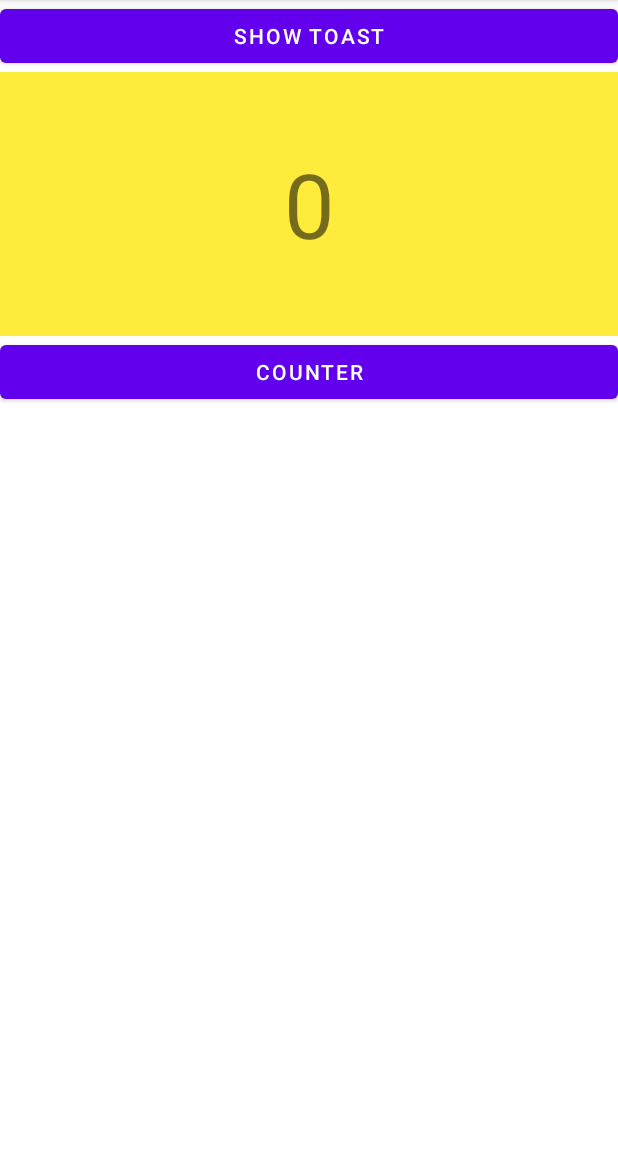
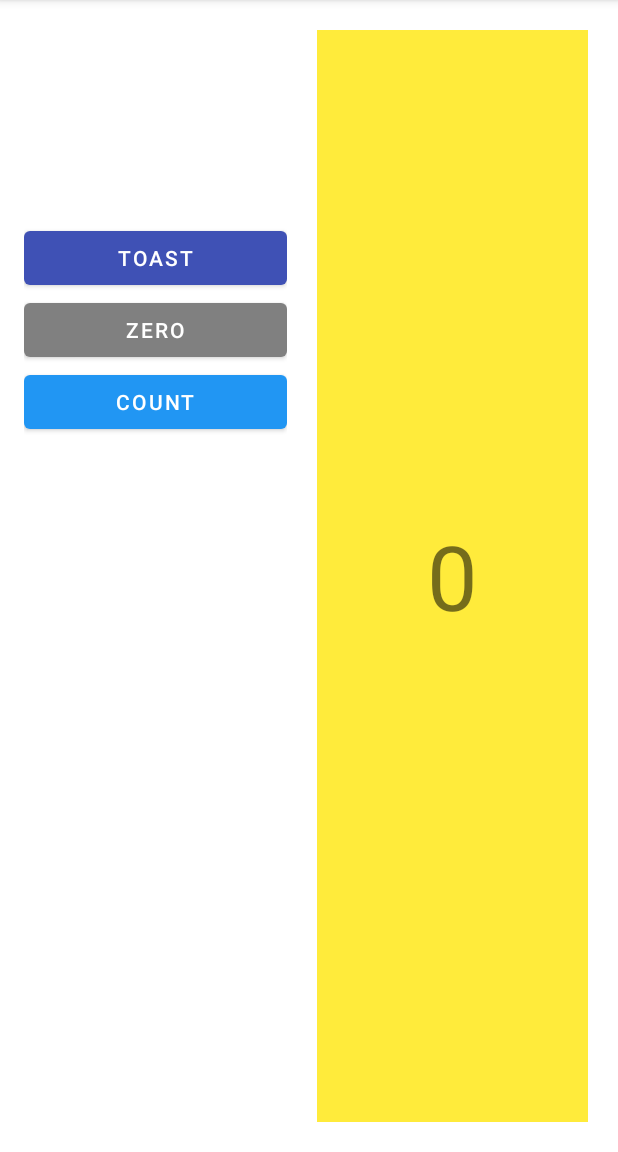
Before and after one commit to Zero-Pointer/ZptIMDHW, an Android app: the screen it shows after launch (MainActivity), on a phone screen of 412 x 824 dp, the part 84-1236 px from its top. Run offline under Robolectric (Android 15) with nearby library versions, the phone set to English and light mode, and no system bars.

Commit message:
lab3 update

```diff
--- a/Lab3/MyApplication/app/src/main/java/com/example/myapplication/MainActivity.java
+++ b/Lab3/MyApplication/app/src/main/java/com/example/myapplication/MainActivity.java
@@ -2,8 +2,10 @@ package com.example.myapplication;
 
 import androidx.appcompat.app.AppCompatActivity;
 
+import android.graphics.Color;
 import android.os.Bundle;
 import android.view.View;
+import android.widget.Button;
 import android.widget.TextView;
 import android.widget.Toast;
 
@@ -20,10 +22,26 @@ public class MainActivity extends AppCompatActivity {
     public void countAdd(View view) {
         System.out.println("Tap!");
         TextView textView = (TextView) findViewById(R.id.textView);
+        Button countButton = findViewById(R.id.count_button);
+        Button zeroButton = findViewById(R.id.zero_button);
         textView.setText(Integer.toString(++count_num));
+        if(count_num % 2 == 0){
+            countButton.setBackgroundColor(Color.parseColor("#2196F3"));
+        }else{
+            countButton.setBackgroundColor(Color.GREEN);
+        }
+        zeroButton.setBackgroundColor(Color.parseColor("#009688"));
         System.out.println(textView.toString());
     }
-
+    public void zeroFunc(View view){
+        TextView textView = findViewById(R.id.textView);
+        textView.setText(Integer.toString(0));
+        Button countButton = findViewById(R.id.count_button);
+        Button zeroButton = findViewById(R.id.zero_button);
+        zeroButton.setBackgroundColor(Color.parseColor("#808080"));
+        countButton.setBackgroundColor(Color.parseColor("#2196F3"));
+        count_num = 0;
+    }
     @Override
     protected void onCreate(Bundle savedInstanceState) {
         super.onCreate(savedInstanceState);
--- a/Lab3/MyApplication/app/src/main/res/layout/activity_main.xml
+++ b/Lab3/MyApplication/app/src/main/res/layout/activity_main.xml
@@ -6,39 +6,61 @@
     android:layout_height="match_parent"
     tools:context=".MainActivity">
 
-    <Button
-        android:id="@+id/toast_but"
-        android:layout_width="0dp"
-        android:layout_height="wrap_content"
-        android:onClick="showToast"
-        android:text="Show Toast"
-        app:layout_constraintEnd_toEndOf="parent"
+    <LinearLayout
+        android:id="@+id/linearLayout"
+        android:layout_width="175dp"
+        android:layout_height="238dp"
+        android:layout_marginStart="16dp"
+        android:layout_marginLeft="16dp"
+        android:layout_marginTop="148dp"
+        android:orientation="vertical"
         app:layout_constraintStart_toStartOf="parent"
-        app:layout_constraintTop_toTopOf="parent" />
+        app:layout_constraintTop_toTopOf="parent">
+
+        <Button
+            android:id="@+id/toast_button"
+            android:layout_width="match_parent"
+            android:layout_height="wrap_content"
+            android:text="Toast"
+            android:onClick="showToast"
+            app:backgroundTint="#3F51B5" />
+
+        <Button
+            android:id="@+id/zero_button"
+            android:layout_width="match_parent"
+            android:layout_height="wrap_content"
+            android:onClick="zeroFunc"
+            android:text="Zero"
+            app:backgroundTint="#808080" />
+
+        <Button
+            android:id="@+id/count_button"
+            android:layout_width="match_parent"
+            android:layout_height="wrap_content"
+            android:onClick="countAdd"
+            android:text="count"
+            app:backgroundTint="#2196F3" />
+    </LinearLayout>
 
     <TextView
         android:id="@+id/textView"
         android:layout_width="0dp"
         android:layout_height="0dp"
+        android:layout_marginStart="20dp"
+        android:layout_marginLeft="20dp"
+        android:layout_marginTop="20dp"
+        android:layout_marginEnd="20dp"
+        android:layout_marginRight="20dp"
+        android:layout_marginBottom="20dp"
         android:background="#FFEB3B"
         android:gravity="center"
         android:text="@string/counter_string"
         android:textSize="60sp"
-        app:layout_constraintBottom_toTopOf="@+id/count_but"
-        app:layout_constraintEnd_toEndOf="parent"
-        app:layout_constraintStart_toStartOf="parent"
-        app:layout_constraintTop_toBottomOf="@+id/toast_but" />
-
-    <Button
-        android:id="@+id/count_but"
-        android:layout_width="0dp"
-        android:layout_height="wrap_content"
-        android:layout_marginBottom="496dp"
-        android:onClick="countAdd"
-        android:text="Counter"
         app:layout_constraintBottom_toBottomOf="parent"
         app:layout_constraintEnd_toEndOf="parent"
-        app:layout_constraintHorizontal_bias="0.434"
-        app:layout_constraintStart_toStartOf="parent" />
+        app:layout_constraintHorizontal_bias="0.37"
+        app:layout_constraintStart_toEndOf="@+id/linearLayout"
+        app:layout_constraintTop_toTopOf="parent"
+        app:layout_constraintVertical_bias="0.257" />
 
 </androidx.constraintlayout.widget.ConstraintLayout>
```
Also changed, not shown: 13 other files.
